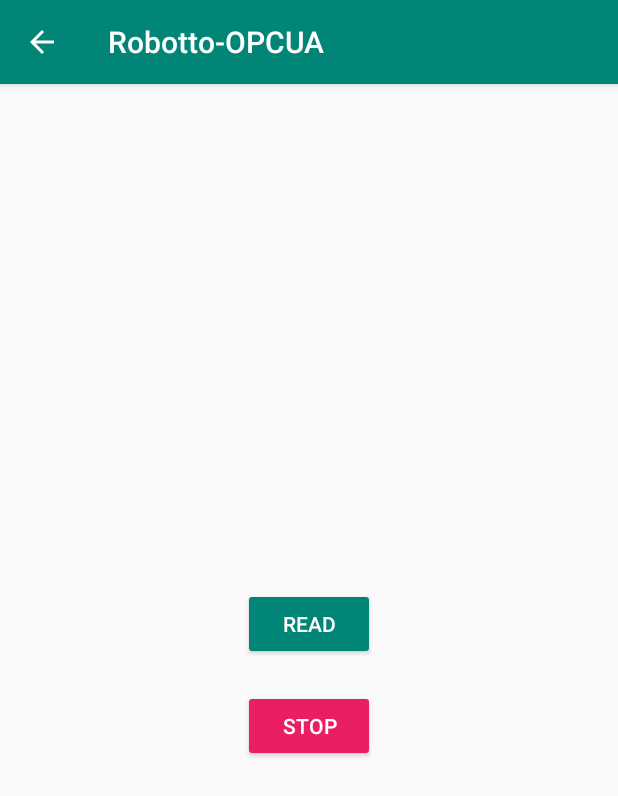
After one commit to nishad-pawaskar/robOTTO-OPCUA, an Android app: the Activity1 screen opened directly, with no data from a screen before it, on a phone screen of 412 x 824 dp. The commit adds this screen. Shown: the top 796 px of the screen. Run offline under Robolectric (Android 15) with nearby library versions, the phone set to English and light mode, and no system bars.

Commit message:
Sets-up the connection with server and opens a new activity.

```diff
--- a/app/src/main/AndroidManifest.xml
+++ b/app/src/main/AndroidManifest.xml
@@ -11,6 +11,8 @@
         android:roundIcon="@mipmap/ic_launcher_round"
         android:supportsRtl="true"
         android:theme="@style/AppTheme">
+        <activity android:name=".Activity1"
+            android:parentActivityName=".MainActivity"></activity>
         <activity android:name=".MainActivity">
             <intent-filter>
                 <action android:name="android.intent.action.MAIN" />
--- /dev/null
+++ b/app/src/main/java/com/example/robotto_opcua/Activity1.java
@@ -0,0 +1,40 @@
+package com.example.robotto_opcua;
+
+import androidx.appcompat.app.AppCompatActivity;
+
+import android.content.Intent;
+import android.os.Bundle;
+import android.view.View;
+import android.widget.Button;
+import android.widget.TextView;
+
+public class Activity1 extends AppCompatActivity {
+    public TextView text_view;
+    Button Stop_btn;
+
+    @Override
+    protected void onCreate(Bundle savedInstanceState) {
+        super.onCreate(savedInstanceState);
+        setContentView(R.layout.activity_1);
+
+        text_view = findViewById(R.id.text_view);
+        Stop_btn = findViewById(R.id.button_stop);
+
+        Intent intent = getIntent();
+        String text = intent.getStringExtra(MainActivity.SIM_RESULT);
+        text_view.setText(text);
+
+        Stop_btn.setOnClickListener(new View.OnClickListener() {
+            @Override
+            public void onClick(View v) {
+                MainActivity.Run = false;
+            }
+        });
+    }
+
+    public void connect(View view){
+        MainActivity.Run = true;
+        finish();
+        //new MainActivity.ConnectionAsyncTask().execute();
+    }
+}
--- /dev/null
+++ b/app/src/main/res/layout/activity_1.xml
@@ -0,0 +1,42 @@
+<?xml version="1.0" encoding="utf-8"?>
+<RelativeLayout
+    xmlns:android="http://schemas.android.com/apk/res/android"
+    xmlns:app="http://schemas.android.com/apk/res-auto"
+    xmlns:tools="http://schemas.android.com/tools"
+    android:layout_width="match_parent"
+    android:layout_height="match_parent"
+    tools:context=".Activity1">
+
+    <TextView
+        android:id="@+id/text_view"
+        android:layout_width="wrap_content"
+        android:layout_height="wrap_content"
+        android:text="Hello World!"
+        android:textSize="64sp"
+        android:layout_marginTop="150dp"
+        android:layout_centerHorizontal="true"/>
+    <Button
+        android:id="@+id/button_read"
+        android:layout_width="wrap_content"
+        android:layout_height="wrap_content"
+        android:layout_below="@+id/text_view"
+        android:layout_centerHorizontal="true"
+        android:layout_marginTop="100dp"
+        android:text="Read"
+        android:onClick="connect"
+        android:textColor="@android:color/white"
+        app:backgroundTint="@color/colorPrimary" />
+
+    <Button
+        android:id="@+id/button_stop"
+        android:layout_width="wrap_content"
+        android:layout_height="wrap_content"
+        android:layout_below="@+id/button_read"
+        android:layout_centerHorizontal="true"
+        android:layout_marginTop="20dp"
+        android:layout_marginBottom="20dp"
+        android:backgroundTint="#E91E63"
+        android:text="STOP"
+        android:textColor="@android:color/white" />
+
+</RelativeLayout>
```
Also changed, not shown: app/src/main/java/com/example/robotto_opcua/MainActivity.java (+16 -8 lines), app/src/main/res/layout/joystick.xml (added, +49 -0 lines).
